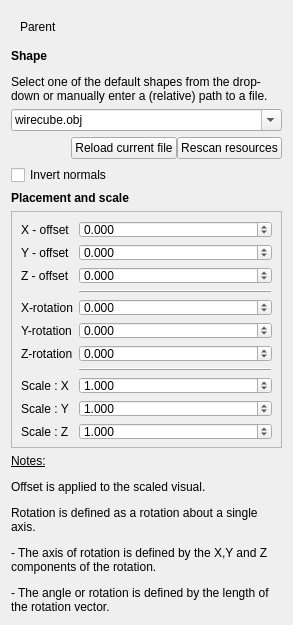
First picture: the form in guis/widget_visual.ui, repository RubendeBruin/DAVE, before the edit.
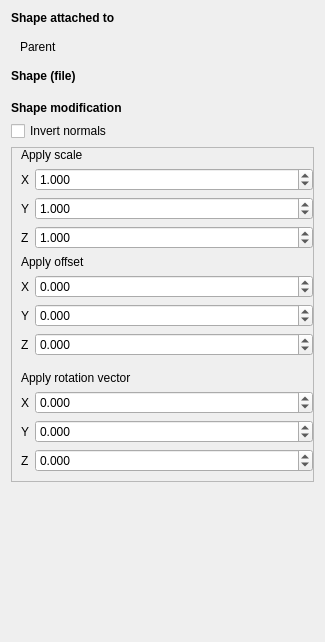
Second picture: the form after the edit. Custom widgets are drawn as their Qt base class.

Patch:
```diff
--- a/guis/widget_visual.ui
+++ b/guis/widget_visual.ui
@@ -6,8 +6,8 @@
    <rect>
     <x>0</x>
     <y>0</y>
-    <width>293</width>
-    <height>527</height>
+    <width>325</width>
+    <height>642</height>
    </rect>
   </property>
   <property name="windowTitle">
@@ -17,6 +17,16 @@
    <locale language="English" country="UnitedStates"/>
   </property>
   <layout class="QVBoxLayout" name="verticalLayout">
+   <item>
+    <widget class="QLabel" name="label_18">
+     <property name="text">
+      <string>&lt;html&gt;&lt;head/&gt;&lt;body&gt;&lt;p&gt;&lt;span style=&quot; font-weight:600;&quot;&gt;Shape attached to&lt;/span&gt;&lt;/p&gt;&lt;/body&gt;&lt;/html&gt;</string>
+     </property>
+     <property name="wordWrap">
+      <bool>true</bool>
+     </property>
+    </widget>
+   </item>
    <item>
     <widget class="QWidget" name="widget_2" native="true">
      <layout class="QHBoxLayout" name="horizontalLayout_2">
@@ -49,28 +59,13 @@
    <item>
     <widget class="QLabel" name="label_12">
      <property name="text">
-      <string>&lt;html&gt;&lt;head/&gt;&lt;body&gt;&lt;p&gt;&lt;span style=&quot; font-weight:600;&quot;&gt;Shape&lt;/span&gt;&lt;/p&gt;&lt;p&gt;Select one of the default shapes from the drop-down or manually enter a (relative) path to a file.&lt;/p&gt;&lt;/body&gt;&lt;/html&gt;</string>
+      <string>&lt;html&gt;&lt;head/&gt;&lt;body&gt;&lt;p&gt;&lt;span style=&quot; font-weight:600;&quot;&gt;Shape (file)&lt;/span&gt;&lt;/p&gt;&lt;/body&gt;&lt;/html&gt;</string>
      </property>
      <property name="wordWrap">
       <bool>true</bool>
      </property>
     </widget>
    </item>
-   <item>
-    <widget class="QComboBox" name="comboBox">
-     <property name="editable">
-      <bool>true</bool>
-     </property>
-     <property name="maxVisibleItems">
-      <number>30</number>
-     </property>
-     <item>
-      <property name="text">
-       <string>wirecube.obj</string>
-      </property>
-     </item>
-    </widget>
-   </item>
    <item>
     <widget class="QWidget" name="widget" native="true">
      <layout class="QHBoxLayout" name="horizontalLayout">
@@ -89,42 +84,22 @@
       <property name="bottomMargin">
        <number>0</number>
       </property>
-      <item>
-       <spacer name="horizontalSpacer">
-        <property name="orientation">
-         <enum>Qt::Horizontal</enum>
-        </property>
-        <property name="sizeHint" stdset="0">
-         <size>
-          <width>28</width>
-          <height>20</height>
-         </size>
-        </property>
-       </spacer>
-      </item>
-      <item>
-       <widget class="QPushButton" name="pbReloadFile">
-        <property name="text">
-         <string>Reload current file</string>
-        </property>
-        <property name="flat">
-         <bool>false</bool>
-        </property>
-       </widget>
-      </item>
-      <item>
-       <widget class="QPushButton" name="pbRescan">
-        <property name="text">
-         <string>Rescan resources</string>
-        </property>
-        <property name="flat">
-         <bool>false</bool>
-        </property>
-       </widget>
-      </item>
      </layout>
     </widget>
    </item>
+   <item>
+    <widget class="QResourceSelector" name="resource_selector" native="true"/>
+   </item>
+   <item>
+    <widget class="QLabel" name="label_17">
+     <property name="text">
+      <string>&lt;html&gt;&lt;head/&gt;&lt;body&gt;&lt;p&gt;&lt;span style=&quot; font-weight:600;&quot;&gt;Shape modification&lt;/span&gt;&lt;/p&gt;&lt;/body&gt;&lt;/html&gt;</string>
+     </property>
+     <property name="wordWrap">
+      <bool>true</bool>
+     </property>
+    </widget>
+   </item>
    <item>
     <widget class="QCheckBox" name="cbInvertNormals">
      <property name="text">
@@ -132,16 +107,6 @@
      </property>
     </widget>
    </item>
-   <item>
-    <widget class="QLabel" name="label_7">
-     <property name="text">
-      <string>&lt;html&gt;&lt;head/&gt;&lt;body&gt;&lt;p&gt;&lt;span style=&quot; font-weight:600;&quot;&gt;Placement and scale&lt;/span&gt;&lt;/p&gt;&lt;/body&gt;&lt;/html&gt;</string>
-     </property>
-     <property name="wordWrap">
-      <bool>true</bool>
-     </property>
-    </widget>
-   </item>
    <item>
     <widget class="QFrame" name="frame">
      <property name="sizePolicy">
@@ -157,14 +122,26 @@
       <enum>QFrame::Raised</enum>
      </property>
      <layout class="QFormLayout" name="formLayout">
-      <item row="0" column="0">
+      <property name="leftMargin">
+       <number>9</number>
+      </property>
+      <property name="topMargin">
+       <number>0</number>
+      </property>
+      <property name="rightMargin">
+       <number>0</number>
+      </property>
+      <property name="bottomMargin">
+       <number>0</number>
+      </property>
+      <item row="6" column="0">
        <widget class="QLabel" name="label">
         <property name="text">
-         <string>X - offset</string>
+         <string>X</string>
         </property>
        </widget>
       </item>
-      <item row="0" column="1">
+      <item row="6" column="1">
        <widget class="QDoubleSpinBox" name="doubleSpinBox_1">
         <property name="sizePolicy">
          <sizepolicy hsizetype="Preferred" vsizetype="Fixed">
@@ -183,14 +160,14 @@
         </property>
        </widget>
       </item>
-      <item row="1" column="0">
+      <item row="7" column="0">
        <widget class="QLabel" name="label_2">
         <property name="text">
-         <string>Y - offset</string>
+         <string>Y</string>
         </property>
        </widget>
       </item>
-      <item row="1" column="1">
+      <item row="7" column="1">
        <widget class="QDoubleSpinBox" name="doubleSpinBox_2">
         <property name="sizePolicy">
          <sizepolicy hsizetype="Preferred" vsizetype="Fixed">
@@ -209,14 +186,14 @@
         </property>
        </widget>
       </item>
-      <item row="2" column="0">
+      <item row="8" column="0">
        <widget class="QLabel" name="label_3">
         <property name="text">
-         <string>Z - offset</string>
+         <string>Z</string>
         </property>
        </widget>
       </item>
-      <item row="2" column="1">
+      <item row="8" column="1">
        <widget class="QDoubleSpinBox" name="doubleSpinBox_3">
         <property name="sizePolicy">
          <sizepolicy hsizetype="Preferred" vsizetype="Fixed">
@@ -235,7 +212,7 @@
         </property>
        </widget>
       </item>
-      <item row="3" column="0">
+      <item row="9" column="0">
        <widget class="QFrame" name="frame_2">
         <property name="frameShape">
          <enum>QFrame::HLine</enum>
@@ -245,24 +222,14 @@
         </property>
        </widget>
       </item>
-      <item row="3" column="1">
-       <widget class="QFrame" name="frame_4">
-        <property name="frameShape">
-         <enum>QFrame::HLine</enum>
-        </property>
-        <property name="frameShadow">
-         <enum>QFrame::Raised</enum>
-        </property>
-       </widget>
-      </item>
-      <item row="4" column="0">
+      <item row="11" column="0">
        <widget class="QLabel" name="label_4">
         <property name="text">
-         <string>X-rotation</string>
+         <string>X</string>
         </property>
        </widget>
       </item>
-      <item row="4" column="1">
+      <item row="11" column="1">
        <widget class="QDoubleSpinBox" name="doubleSpinBox_4">
         <property name="sizePolicy">
          <sizepolicy hsizetype="Preferred" vsizetype="Fixed">
@@ -281,14 +248,14 @@
         </property>
        </widget>
       </item>
-      <item row="5" column="0">
+      <item row="12" column="0">
        <widget class="QLabel" name="label_5">
         <property name="text">
-         <string>Y-rotation</string>
+         <string>Y</string>
         </property>
        </widget>
       </item>
-      <item row="5" column="1">
+      <item row="12" column="1">
        <widget class="QDoubleSpinBox" name="doubleSpinBox_5">
         <property name="sizePolicy">
          <sizepolicy hsizetype="Preferred" vsizetype="Fixed">
@@ -307,14 +274,14 @@
         </property>
        </widget>
       </item>
-      <item row="6" column="0">
+      <item row="13" column="0">
        <widget class="QLabel" name="label_6">
         <property name="text">
-         <string>Z-rotation</string>
+         <string>Z</string>
         </property>
        </widget>
       </item>
-      <item row="6" column="1">
+      <item row="13" column="1">
        <widget class="QDoubleSpinBox" name="doubleSpinBox_6">
         <property name="sizePolicy">
          <sizepolicy hsizetype="Preferred" vsizetype="Fixed">
@@ -333,7 +300,7 @@
         </property>
        </widget>
       </item>
-      <item row="7" column="0">
+      <item row="14" column="0">
        <widget class="QFrame" name="frame_6">
         <property name="frameShape">
          <enum>QFrame::HLine</enum>
@@ -343,53 +310,14 @@
         </property>
        </widget>
       </item>
-      <item row="7" column="1">
-       <widget class="QFrame" name="frame_5">
-        <property name="frameShape">
-         <enum>QFrame::HLine</enum>
-        </property>
-        <property name="frameShadow">
-         <enum>QFrame::Raised</enum>
-        </property>
-       </widget>
-      </item>
-      <item row="8" column="0">
-       <widget class="QLabel" name="label_9">
-        <property name="text">
-         <string>Scale : X</string>
-        </property>
-       </widget>
-      </item>
-      <item row="8" column="1">
-       <widget class="QDoubleSpinBox" name="doubleSpinBox_7">
-        <property name="sizePolicy">
-         <sizepolicy hsizetype="Preferred" vsizetype="Fixed">
-          <horstretch>0</horstretch>
-          <verstretch>0</verstretch>
-         </sizepolicy>
-        </property>
-        <property name="decimals">
-         <number>3</number>
-        </property>
-        <property name="minimum">
-         <double>-999999999999.000000000000000</double>
-        </property>
-        <property name="maximum">
-         <double>99999999999999.000000000000000</double>
-        </property>
-        <property name="value">
-         <double>1.000000000000000</double>
-        </property>
-       </widget>
-      </item>
-      <item row="9" column="0">
+      <item row="3" column="0">
        <widget class="QLabel" name="label_11">
         <property name="text">
-         <string>Scale : Y</string>
+         <string>Y</string>
         </property>
        </widget>
       </item>
-      <item row="9" column="1">
+      <item row="3" column="1">
        <widget class="QDoubleSpinBox" name="doubleSpinBox_8">
         <property name="sizePolicy">
          <sizepolicy hsizetype="Preferred" vsizetype="Fixed">
@@ -411,14 +339,14 @@
         </property>
        </widget>
       </item>
-      <item row="10" column="0">
+      <item row="4" column="0">
        <widget class="QLabel" name="label_10">
         <property name="text">
-         <string>Scale : Z</string>
+         <string>Z</string>
         </property>
        </widget>
       </item>
-      <item row="10" column="1">
+      <item row="4" column="1">
        <widget class="QDoubleSpinBox" name="doubleSpinBox_9">
         <property name="sizePolicy">
          <sizepolicy hsizetype="Preferred" vsizetype="Fixed">
@@ -440,19 +368,59 @@
         </property>
        </widget>
       </item>
+      <item row="10" column="0" colspan="2">
+       <widget class="QLabel" name="label_16">
+        <property name="text">
+         <string>Apply rotation vector</string>
+        </property>
+       </widget>
+      </item>
+      <item row="0" column="0" colspan="2">
+       <widget class="QLabel" name="label_14">
+        <property name="text">
+         <string>Apply scale</string>
+        </property>
+       </widget>
+      </item>
+      <item row="5" column="0" colspan="2">
+       <widget class="QLabel" name="label_15">
+        <property name="text">
+         <string>Apply offset</string>
+        </property>
+       </widget>
+      </item>
+      <item row="2" column="1">
+       <widget class="QDoubleSpinBox" name="doubleSpinBox_7">
+        <property name="sizePolicy">
+         <sizepolicy hsizetype="Preferred" vsizetype="Fixed">
+          <horstretch>0</horstretch>
+          <verstretch>0</verstretch>
+         </sizepolicy>
+        </property>
+        <property name="decimals">
+         <number>3</number>
+        </property>
+        <property name="minimum">
+         <double>-999999999999.000000000000000</double>
+        </property>
+        <property name="maximum">
+         <double>99999999999999.000000000000000</double>
+        </property>
+        <property name="value">
+         <double>1.000000000000000</double>
+        </property>
+       </widget>
+      </item>
+      <item row="2" column="0">
+       <widget class="QLabel" name="label_9">
+        <property name="text">
+         <string>X</string>
+        </property>
+       </widget>
+      </item>
      </layout>
     </widget>
    </item>
-   <item>
-    <widget class="QLabel" name="label_8">
-     <property name="text">
-      <string>&lt;html&gt;&lt;head/&gt;&lt;body&gt;&lt;p&gt;&lt;span style=&quot; text-decoration: underline;&quot;&gt;Notes:&lt;/span&gt;&lt;/p&gt;&lt;p&gt;Offset is applied to the scaled visual.&lt;/p&gt;&lt;p&gt;Rotation is defined as a rotation about a single axis.&lt;/p&gt;&lt;p&gt;- The axis of rotation is defined by the X,Y and Z components of the rotation.&lt;/p&gt;&lt;p&gt;- The angle or rotation is defined by the length of the rotation vector.&lt;/p&gt;&lt;/body&gt;&lt;/html&gt;</string>
-     </property>
-     <property name="wordWrap">
-      <bool>true</bool>
-     </property>
-    </widget>
-   </item>
    <item>
     <spacer name="verticalSpacer">
      <property name="orientation">
@@ -475,6 +443,12 @@
    <header>DAVE.gui.helpers.qnodepicker</header>
    <container>1</container>
   </customwidget>
+  <customwidget>
+   <class>QResourceSelector</class>
+   <extends>QWidget</extends>
+   <header>DAVE.gui.helpers.resource_selector</header>
+   <container>1</container>
+  </customwidget>
  </customwidgets>
  <resources/>
  <connections/>
```
Left out of the diff: 10 changed lines with no effect on the pictures.
